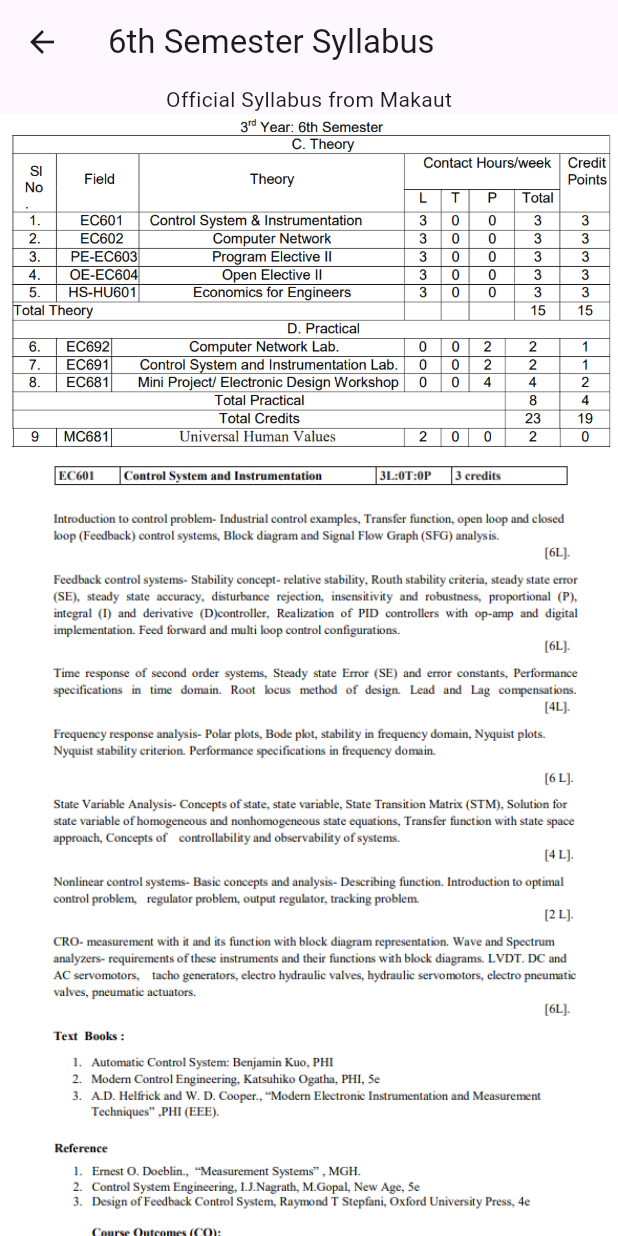
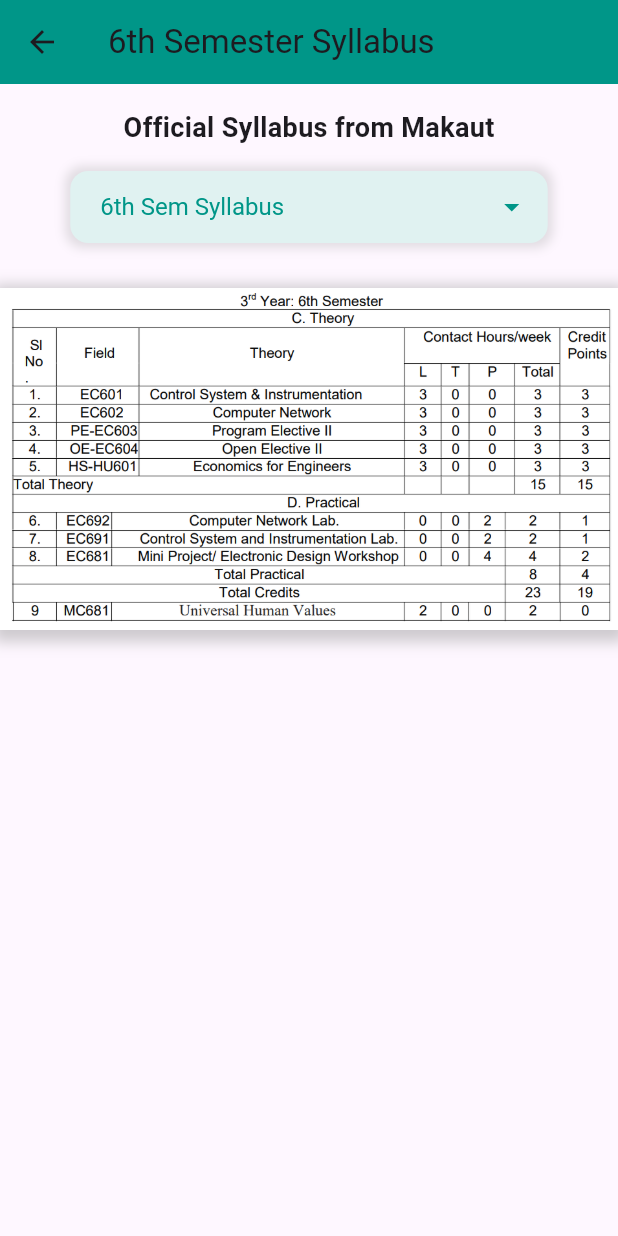
Before and after one commit to Shinjan-saha/ECE-Dept-App, a Flutter app: the Semester6Page screen opened directly, on a phone screen of 412 x 824 dp. Run offline on Flutter 3.47's test engine with Material 3 defaults, Android fonts, the phone set to English and light mode, and no system bars; our stand-ins replace curved_navigation_bar.

Commit message:
6th Sem Done

```diff
--- a/ece/lib/semester_6_page.dart
+++ b/ece/lib/semester_6_page.dart
@@ -1,192 +1,150 @@
 import 'package:flutter/material.dart';
+import 'main_electives_page.dart';
+import 'prof_electives_page.dart';
 
-class Semester6Page extends StatelessWidget {
+class Semester6Page extends StatefulWidget {
+  @override
+  _Semester6PageState createState() => _Semester6PageState();
+}
+
+class _Semester6PageState extends State<Semester6Page> {
+  String _selectedOption = '6th Sem Syllabus';
+
+  final Map<String, List<String>> _imageGroups = {
+    '6th Sem Syllabus': ['6thsem.png'],
+    'Control System & Instrumentation': ['6thsem1.png', '6thsem2.png'],
+    'Computer Netwwork': ['6thsem3.png','6thsem4.png'],
+    'Economics for Engineering': ['6thsem5.png'],
+    'Computer Network Lab': ['6thsem6.png'],
+    'Control & Instrumentation Labratory': ['6thsem7.png'],
+    'Mini project': ['6thsem9.png'],
+
+  };
+
   @override
   Widget build(BuildContext context) {
     return Scaffold(
       appBar: AppBar(
         title: Text('6th Semester Syllabus'),
+        backgroundColor: Colors.teal,
       ),
       body: SingleChildScrollView(
         child: Column(
           children: <Widget>[
-            Text('Official Syllabus from Makaut'),
-            ListView.builder(
-              shrinkWrap: true,
-              physics: NeverScrollableScrollPhysics(),
-              itemCount: 22, // Display 12 images
-              itemBuilder: (BuildContext context, int index) {
-                if (index == 0) {
-                  return Image.asset(
-                    'asset/6thsem.png',
-                    // height: 200,
-                    width: double.infinity,
-                    fit: BoxFit.cover,
-                  );
-                } else if (index == 1) {
-                  return Image.asset(
-                    'asset/6thsem1.png',
-                    // height: 200,
-                    width: double.infinity,
-                    fit: BoxFit.cover,
-                  );
-                }
-                else if (index == 2) {
-                  return Image.asset(
-                    'asset/6thsem2.png',
-                    // height: 200,
-                    width: double.infinity,
-                    fit: BoxFit.cover,
-                  );
-                }
-                else if (index == 3) {
-                  return Image.asset(
-                    'asset/6thsem3.png',
-                    // height: 200,
-                    width: double.infinity,
-                    fit: BoxFit.cover,
-                  );
-                }
-                else if (index == 4) {
-                  return Image.asset(
-                    'asset/6thsem4.png',
-                    // height: 200,
-                    width: double.infinity,
-                    fit: BoxFit.cover,
-                  );
-                }
-                else if (index == 5) {
-                  return Image.asset(
-                    'asset/6thsem5.png',
-                    // height: 200,
-                    width: double.infinity,
-                    fit: BoxFit.cover,
-                  );
-                }
-                else if (index == 6) {
-                  return Image.asset(
-                    'asset/6thsem6.png',
-                    // height: 200,
-                    width: double.infinity,
-                    fit: BoxFit.cover,
-                  );
-                }
-                else if (index == 7) {
-                  return Image.asset(
-                    'asset/6thsem7.png',
-                    // height: 200,
-                    width: double.infinity,
-                    fit: BoxFit.cover,
-                  );
-                }
-                else if (index == 8) {
-                  return Image.asset(
-                    'asset/6thsem8.png',
-                    // height: 200,
-                    width: double.infinity,
-                    fit: BoxFit.cover,
-                  );
-                }
-                else if (index == 9) {
-                  return Image.asset(
-                    'asset/6thsem10.png',
-                    // height: 200,
-                    width: double.infinity,
-                    fit: BoxFit.cover,
-                  );
-                }
-                else if (index == 10) {
-                  return Image.asset(
-                    'asset/6thsem11.png',
-                    // height: 200,
-                    width: double.infinity,
-                    fit: BoxFit.cover,
-                  );
-                }
-                else if (index == 11) {
-                  return Image.asset(
-                    'asset/6thsem12.png',
-                    // height: 200,
-                    width: double.infinity,
-                    fit: BoxFit.cover,
-                  );
-                }
-                 else if (index == 12) {
-                  return Image.asset(
-                    'asset/6thsem13.png',
-                    // height: 200,
-                    width: double.infinity,
-                    fit: BoxFit.cover,
-                  );
-                }
-                 else if (index == 13) {
-                  return Image.asset(
-                    'asset/6thsem14.png',
-                    // height: 200,
-                    width: double.infinity,
-                    fit: BoxFit.cover,
-                  );
-                }
-                 else if (index == 14) {
-                  return Image.asset(
-                    'asset/6thsem15.png',
-                    // height: 200,
-                    width: double.infinity,
-                    fit: BoxFit.cover,
-                  );
-                }
-                 else if (index == 15) {
-                  return Image.asset(
-                    'asset/6thsem16.png',
-                    // height: 200,
-                    width: double.infinity,
-                    fit: BoxFit.cover,
-                  );
-                }
-                 else if (index == 16) {
-                  return Image.asset(
-                    'asset/6thsem17.png',
-                    // height: 200,
-                    width: double.infinity,
-                    fit: BoxFit.cover,
-                  );
-                }
-                 else if (index == 17) {
-                  return Image.asset(
-                    'asset/6thsem18.png',
-                    // height: 200,
-                    width: double.infinity,
-                    fit: BoxFit.cover,
-                  );
-                }
-                 else if (index == 18) {
-                  return Image.asset(
-                    'asset/6thsem19.png',
-                    // height: 200,
-                    width: double.infinity,
-                    fit: BoxFit.cover,
-                  );
-                }
-                 else if (index == 19) {
-                  return Image.asset(
-                    'asset/6thsem20.png',
-                    // height: 200,
-                    width: double.infinity,
-                    fit: BoxFit.cover,
-                  );
-                }
-                 else if (index == 20) {
-                  return Image.asset(
-                    'asset/6thsem21.png',
-                    // height: 200,
-                    width: double.infinity,
-                    fit: BoxFit.cover,
-                  );
-                }
-
-
-                return Container(); // Placeholder for other indices
-              },
+            Padding(
+              padding: const EdgeInsets.all(16.0),
+              child: Text(
+                'Official Syllabus from Makaut',
+                style: TextStyle(fontSize: 18, fontWeight: FontWeight.bold),
+              ),
+            ),
+            Padding(
+              padding: const EdgeInsets.symmetric(horizontal: 16.0),
+              child: DecoratedBox(
+                decoration: BoxDecoration(
+                  color: Colors.teal[50],
+                  borderRadius: BorderRadius.circular(12),
+                  boxShadow: [
+                    BoxShadow(
+                      color: Colors.grey.withOpacity(0.3),
+                      spreadRadius: 3,
+                      blurRadius: 5,
+                    ),
+                  ],
+                ),
+                child: Padding(
+                  padding: const EdgeInsets.symmetric(horizontal: 12.0),
+                  child: DropdownButtonHideUnderline(
+                    child: DropdownButton<String>(
+                      value: _selectedOption,
+                      onChanged: (String? newValue) {
+                        if (newValue == 'Open Electives') {
+                          Navigator.push(
+                            context,
+                            MaterialPageRoute(
+                                builder: (context) => OpenElectivePage()),
+                          );
+                        } else if (newValue == 'Professional Electives') {
+                          Navigator.push(
+                            context,
+                            MaterialPageRoute(
+                                builder: (context) => ProfElectivePage()),
+                          );
+                        } else {
+                          setState(() {
+                            _selectedOption = newValue!;
+                          });
+                        }
+                      },
+                      dropdownColor: Colors.teal[50],
+                      items: _imageGroups.keys
+                          .map<DropdownMenuItem<String>>((String key) {
+                        return DropdownMenuItem<String>(
+                          value: key,
+                          child: Padding(
+                            padding: const EdgeInsets.all(8.0),
+                            child: Text(
+                              key,
+                              style: TextStyle(fontSize: 16),
+                            ),
+                          ),
+                        );
+                      }).toList()
+                        ..add(DropdownMenuItem<String>(
+                          value: 'Open Electives',
+                          child: Padding(
+                            padding: const EdgeInsets.all(8.0),
+                            child: Text(
+                              'Open Electives',
+                              style: TextStyle(fontSize: 16),
+                            ),
+                          ),
+                        ))
+                        ..add(DropdownMenuItem<String>(
+                          value: 'Professional Electives',
+                          child: Padding(
+                            padding: const EdgeInsets.all(8.0),
+                            child: Text(
+                              'Professional Electives',
+                              style: TextStyle(fontSize: 16),
+                            ),
+                          ),
+                        )),
+                      icon: Icon(Icons.arrow_drop_down, color: Colors.teal),
+                      style: TextStyle(color: Colors.teal, fontSize: 16),
+                    ),
+                  ),
+                ),
+              ),
+            ),
+            SizedBox(height: 20),
+            Column(
+              children: _imageGroups[_selectedOption]!
+                  .map((imageName) => Container(
+                        margin: EdgeInsets.symmetric(vertical: 10.0),
+                        decoration: BoxDecoration(
+                          color: Colors.blueGrey[50],
+                          boxShadow: [
+                            BoxShadow(
+                              color: Colors.grey.withOpacity(0.5),
+                              spreadRadius: 5,
+                              blurRadius: 7,
+                              offset: Offset(0, 3),
+                            ),
+                          ],
+                        ),
+                        child: InteractiveViewer(
+                          panEnabled: true,
+                          minScale: 0.5,
+                          maxScale: 4.0,
+                          child: Image.asset(
+                            'asset/$imageName',
+                            width: double.infinity,
+                            fit: BoxFit.cover,
+                          ),
+                        ),
+                      ))
+                  .toList(),
             ),
           ],
         ),
```
